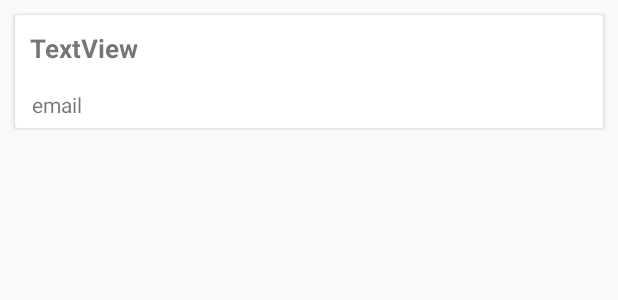
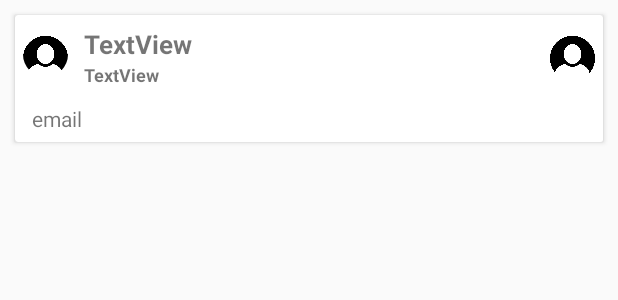
Before and after one commit to muktadirkhan889/SocialNetworkingApp, an Android app: the layout text_card.xml on its own in the app's theme, with its tools: preview values and no code run, on a phone screen of 412 x 824 dp. Shown: the top 300 px of the screen. Run offline under Robolectric (Android 15) with nearby library versions, the phone set to English and light mode, and no system bars.

```diff
--- a/app/src/main/java/com/example/muktadirkhan/socialnetworkingapp/SignupActivity.java
+++ b/app/src/main/java/com/example/muktadirkhan/socialnetworkingapp/SignupActivity.java
@@ -91,7 +91,7 @@ public class SignupActivity extends AppCompatActivity {
 
                 String gender = radioGenderButton.getText().toString();
 
-                final User user = new User(name,email,password,dob,gender);
+                final User user = new User(name,email,password,dob,gender,"");
 
                 mDatabase.addListenerForSingleValueEvent(new ValueEventListener() {
                     @Override
--- a/app/src/main/res/layout/text_card.xml
+++ b/app/src/main/res/layout/text_card.xml
@@ -15,21 +15,65 @@
         <RelativeLayout
             android:layout_width="match_parent"
             android:layout_height="wrap_content">
-            <TextView
-                android:id="@+id/author_posts"
+            <LinearLayout
                 android:layout_width="match_parent"
                 android:layout_height="wrap_content"
-                android:padding="10dp"
-                android:textStyle="bold"
-                android:gravity="center_vertical"
-                android:textSize="17dp"
-                android:text="TextView" />
+                android:orientation="horizontal"
+                android:id="@+id/ll1"
+                >
+                <de.hdodenhof.circleimageview.CircleImageView
+                    android:layout_width="30dp"
+                    android:layout_height="30dp"
+                    android:layout_gravity="center"
+                    android:layout_marginLeft="5dp"
+                    android:layout_marginRight="5dp"
+                    android:src="@drawable/userimg"
+                    />
+                <LinearLayout
+                    android:layout_width="0dp"
+                    android:layout_weight="8"
+                    android:layout_height="wrap_content"
+                    android:orientation="vertical"
+                    >
+                    <TextView
+                        android:id="@+id/author_posts"
+                        android:layout_width="wrap_content"
+                        android:layout_height="wrap_content"
+                        android:paddingTop="7dp"
+                        android:paddingLeft="5dp"
+                        android:textStyle="bold"
+                        android:gravity="center_vertical"
+                        android:textSize="17dp"
+                        android:text="TextView" />
+                    <TextView
+                        android:id="@+id/author_posts_time"
+                        android:layout_width="wrap_content"
+                        android:layout_height="wrap_content"
+                        android:paddingTop="0dp"
+                        android:paddingBottom="5dp"
+                        android:paddingLeft="5dp"
+                        android:textStyle="bold"
+                        android:gravity="center_vertical|top"
+                        android:textSize="12dp"
+                        android:text="TextView" />
+                </LinearLayout>
+
+                <ImageView
+                    android:layout_width="30dp"
+                    android:layout_height="30dp"
+                    android:layout_gravity="center"
+                    android:layout_marginRight="5dp"
+                    android:src="@drawable/userimg"
+                    android:background="@android:color/white"
+                    />
+            </LinearLayout>
+
 
             <TextView
                 android:id="@+id/content_posts"
                 android:layout_width="match_parent"
                 android:layout_height="wrap_content"
-                android:layout_below="@+id/author_posts"
+                android:layout_below="@+id/ll1"
                 android:gravity="center_vertical"
                 android:padding="6dp"
                 android:background="@android:color/white"
```
Also changed, not shown: app/src/main/java/com/example/muktadirkhan/socialnetworkingapp/MainActivity.java (+27 -0 lines), app/src/main/java/com/example/muktadirkhan/socialnetworkingapp/Tab4.java (+81 -10 lines), app/src/main/java/com/example/muktadirkhan/socialnetworkingapp/User.java (+16 -0 lines).
